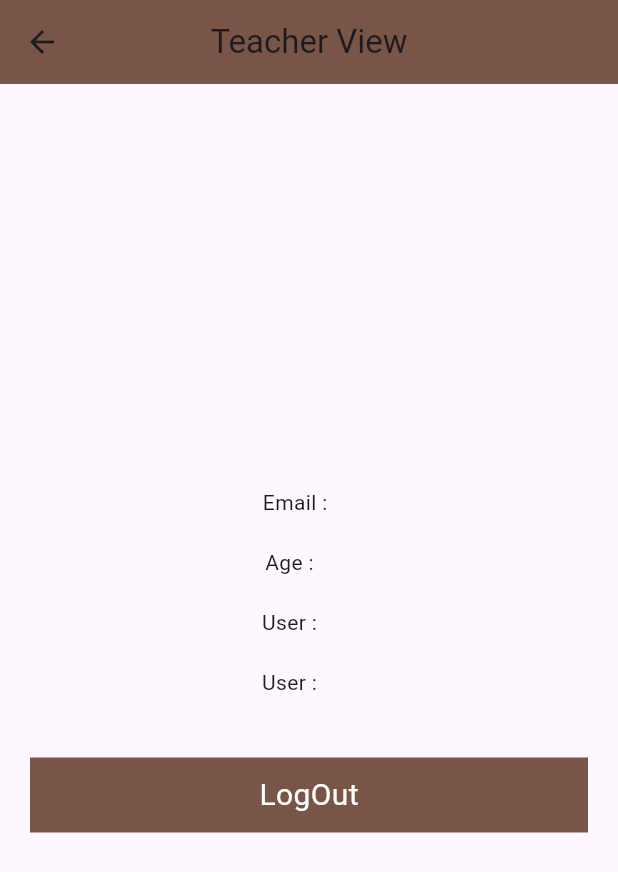
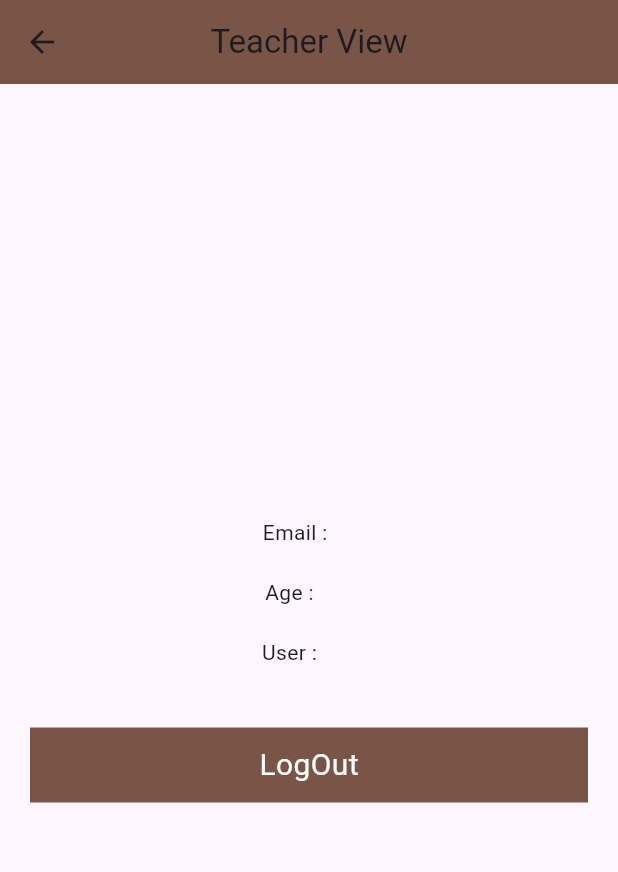
Before and after one commit to HunzlaShafiq/Ch9, a Flutter app: the teacherView screen opened by its route, on a phone screen of 412 x 824 dp. Shown: the top 872 px of the screen. Run offline on Flutter 3.47's test engine with Material 3 defaults, Android fonts, the phone set to English and light mode, and no system bars; our stand-ins replace shared_preferences; accounts and stored records are empty.

Commit message:
changes done

```diff
--- a/lib/teacher.dart
+++ b/lib/teacher.dart
@@ -1,4 +1,3 @@
-import 'package:ch9/main.dart';
 import 'package:ch9/utils/routes.dart';
 import 'package:flutter/material.dart';
 import 'package:shared_preferences/shared_preferences.dart';
@@ -55,8 +54,6 @@ class _teacherViewState extends State<teacherView> {
             const SizedBox(height: 20,),
             Text('User :       $userType'),
             const SizedBox(height: 20,),
-            Text('User :       $userType'),
-            const SizedBox(height: 20,),
 
 
             const SizedBox(height: 20,),
```
